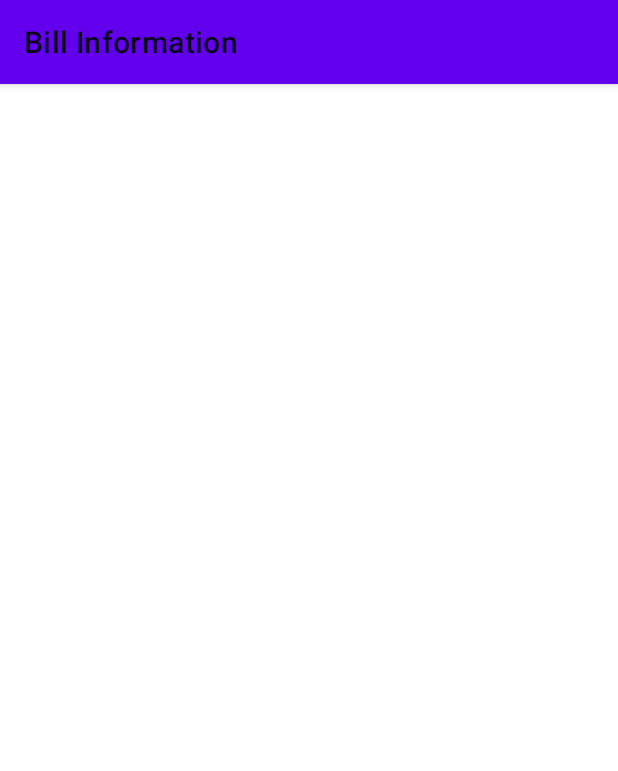
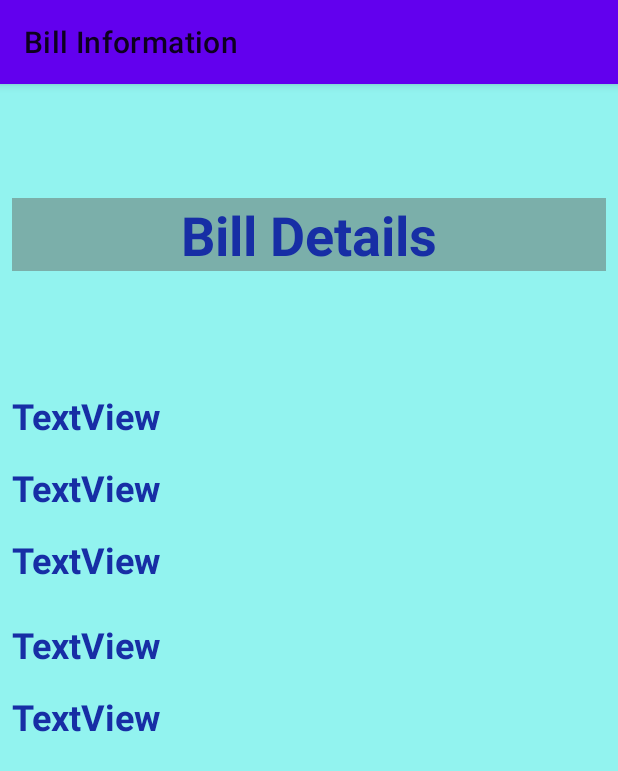
Before and after one commit to CharmiPatel25/C0768448_W2020_MAD3125_FP, an Android app: the BillTypeDetailsActivity screen opened directly, with no data from a screen before it, on a phone screen of 412 x 824 dp. Shown: the top 771 px of the screen. Run offline under Robolectric (Android 15) with nearby library versions, the phone set to English and light mode, and no system bars.

```diff
--- a/app/src/main/java/com/example/c0768448_w2020_mad3125_fp/UI/HydroFragment.java
+++ b/app/src/main/java/com/example/c0768448_w2020_mad3125_fp/UI/HydroFragment.java
@@ -3,6 +3,7 @@ package com.example.c0768448_w2020_mad3125_fp.UI;
 import android.os.Bundle;
 
 import androidx.fragment.app.Fragment;
+import androidx.fragment.app.FragmentActivity;
 
 import android.view.LayoutInflater;
 import android.view.View;
--- a/app/src/main/res/layout/activity_bill_type_details.xml
+++ b/app/src/main/res/layout/activity_bill_type_details.xml
@@ -11,63 +11,106 @@
         android:layout_width="match_parent"
         android:layout_height="match_parent">
 
-        <fragment
-            android:id="@+id/mobileFragment"
-            android:layout_width="match_parent"
-            android:layout_height="233dp"
-            android:layout_marginStart="12dp"
-            android:layout_marginTop="100dp"
-            android:layout_marginEnd="12dp"
-            android:layout_marginBottom="398dp"
-            app:layout_constraintBottom_toBottomOf="parent"
+        <TextView
+            android:id="@+id/textView5"
+            android:layout_width="0dp"
+            android:layout_height="wrap_content"
+            android:layout_marginStart="8dp"
+            android:layout_marginTop="76dp"
+            android:layout_marginEnd="8dp"
+            android:background="#F8F2F4"
+            android:backgroundTint="#7BAFAA"
+            android:text="Bill Details"
+            android:textAlignment="center"
+            android:textColor="#172EA5"
+            android:textSize="36sp"
+            android:textStyle="bold"
             app:layout_constraintEnd_toEndOf="parent"
+            app:layout_constraintHorizontal_bias="0.0"
             app:layout_constraintStart_toStartOf="parent"
             app:layout_constraintTop_toTopOf="parent" />
 
-    <FrameLayout
-        android:id="@+id/mobileBox"
+        <TextView
+            android:id="@+id/tv1"
             android:layout_width="0dp"
-        android:layout_height="0dp"
-        android:layout_marginStart="12dp"
-        android:layout_marginTop="100dp"
-        android:layout_marginEnd="12dp"
-        android:layout_marginBottom="180dp"
-        app:layout_constraintBottom_toBottomOf="parent"
+            android:layout_height="wrap_content"
+            android:layout_marginStart="8dp"
+            android:layout_marginTop="128dp"
+            android:layout_marginEnd="8dp"
+            android:text="TextView"
+            android:textColor="#172EA5"
+            android:textSize="24sp"
+            android:textStyle="bold"
+            app:layout_constraintEnd_toEndOf="parent"
+            app:layout_constraintHorizontal_bias="0.0"
+            app:layout_constraintStart_toStartOf="parent"
+            app:layout_constraintTop_toBottomOf="@+id/textView5" />
+
+        <TextView
+            android:id="@+id/tv2"
+            android:layout_width="0dp"
+            android:layout_height="wrap_content"
+            android:layout_marginStart="8dp"
+            android:layout_marginTop="15dp"
+            android:layout_marginEnd="8dp"
+            android:layout_marginBottom="24dp"
+            android:text="TextView"
+            android:textColor="#172EA5"
+            android:textSize="24sp"
+            android:textStyle="bold"
+            app:layout_constraintBottom_toTopOf="@+id/tv6"
+            app:layout_constraintEnd_toEndOf="parent"
+            app:layout_constraintHorizontal_bias="0.0"
+            app:layout_constraintStart_toStartOf="parent"
+            app:layout_constraintTop_toBottomOf="@+id/tv1" />
+
+        <TextView
+            android:id="@+id/tv4"
+            android:layout_width="0dp"
+            android:layout_height="wrap_content"
+            android:layout_marginStart="8dp"
+            android:layout_marginTop="168dp"
+            android:layout_marginEnd="8dp"
+            android:text="TextView"
+            android:textColor="#172EA5"
+            android:textSize="24sp"
+            android:textStyle="bold"
             app:layout_constraintEnd_toEndOf="parent"
             app:layout_constraintHorizontal_bias="1.0"
             app:layout_constraintStart_toStartOf="parent"
-        app:layout_constraintTop_toTopOf="parent">
-    </FrameLayout>
+            app:layout_constraintTop_toBottomOf="@+id/tv5" />
 
-    <FrameLayout
-        android:id="@+id/internetBox"
+        <TextView
+            android:id="@+id/tv5"
             android:layout_width="0dp"
-        android:layout_height="0dp"
-        android:layout_marginStart="12dp"
-        android:layout_marginTop="100dp"
-        android:layout_marginEnd="12dp"
-        android:layout_marginBottom="180dp"
-        app:layout_constraintBottom_toBottomOf="parent"
+            android:layout_height="wrap_content"
+            android:layout_marginStart="8dp"
+            android:layout_marginTop="80dp"
+            android:layout_marginEnd="8dp"
+            android:text="TextView"
+            android:textColor="#172EA5"
+            android:textSize="24sp"
+            android:textStyle="bold"
             app:layout_constraintEnd_toEndOf="parent"
-        app:layout_constraintHorizontal_bias="1.0"
+            app:layout_constraintHorizontal_bias="0.0"
             app:layout_constraintStart_toStartOf="parent"
-        app:layout_constraintTop_toTopOf="parent">
+            app:layout_constraintTop_toBottomOf="@+id/textView5" />
 
-    </FrameLayout>
+        <TextView
+            android:id="@+id/tv6"
+            android:layout_width="0dp"
+            android:layout_height="32dp"
+            android:layout_marginStart="8dp"
+            android:layout_marginTop="120dp"
+            android:layout_marginEnd="8dp"
+            android:text="TextView"
+            android:textColor="#172EA5"
+            android:textSize="24sp"
+            android:textStyle="bold"
+            app:layout_constraintEnd_toEndOf="parent"
+            app:layout_constraintHorizontal_bias="0.0"
+            app:layout_constraintStart_toStartOf="parent"
+            app:layout_constraintTop_toBottomOf="@+id/tv5" />
 
-    <FrameLayout
-        android:id="@+id/hydroBox"
-        android:layout_width="0dp"
-        android:layout_height="0dp"
-        android:layout_marginStart="12dp"
-        android:layout_marginTop="100dp"
-        android:layout_marginEnd="12dp"
-        android:layout_marginBottom="180dp"
-        app:layout_constraintBottom_toBottomOf="parent"
-        app:layout_constraintEnd_toEndOf="parent"
-        app:layout_constraintHorizontal_bias="1.0"
-        app:layout_constraintStart_toStartOf="parent"
-        app:layout_constraintTop_toTopOf="parent">
-    </FrameLayout>
     </androidx.constraintlayout.widget.ConstraintLayout>
 </androidx.core.widget.NestedScrollView>
```
Also changed, not shown: app/src/main/java/com/example/c0768448_w2020_mad3125_fp/UI/BillTypeDetailsActivity.java (+38 -13 lines), app/src/main/java/com/example/c0768448_w2020_mad3125_fp/UI/mobileFragment.java (+18 -11 lines), app/src/main/res/layout/fragment_hydro.xml (+9 -24 lines). Lines whose indentation alone changed are shown as unchanged.
